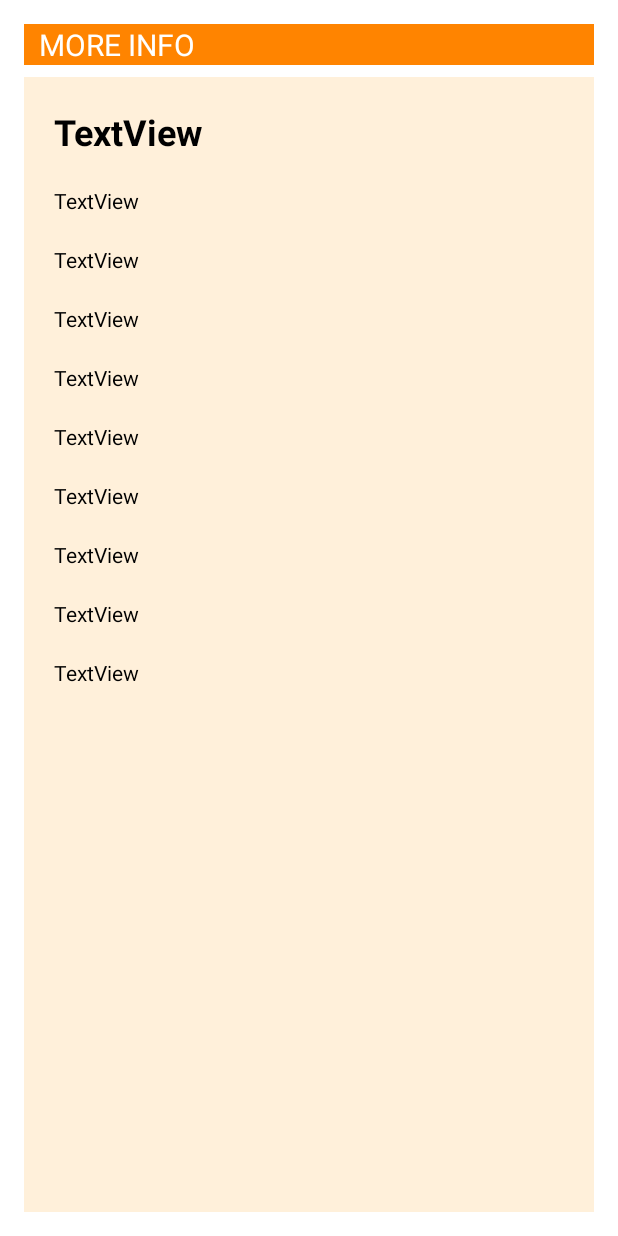
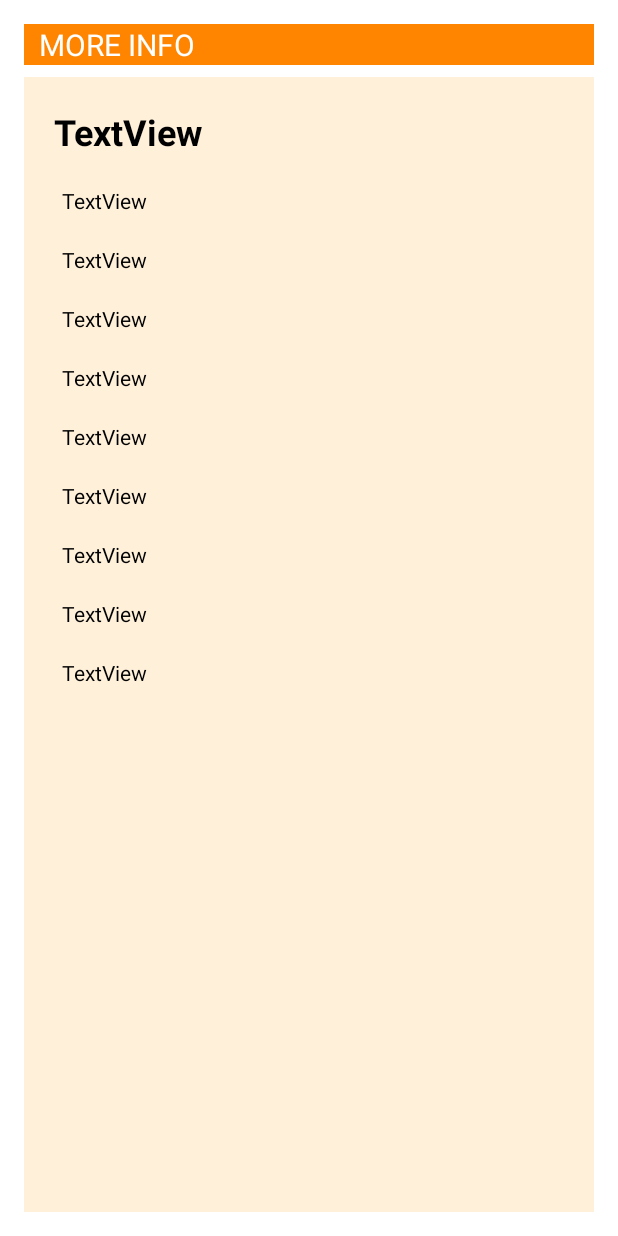
Before and after one commit to annakim2022/Oxy-Book-Exchange, an Android app: the layout activity_info.xml on its own in the app's theme, with its tools: preview values and no code run, on a phone screen of 412 x 824 dp. Run offline under Robolectric (Android 15) with nearby library versions, the phone set to English and light mode, and no system bars.

Commit message:
info activity updated

```diff
--- a/app/src/main/java/com/example/oxybookexchange/InfoActivity.java
+++ b/app/src/main/java/com/example/oxybookexchange/InfoActivity.java
@@ -64,7 +64,7 @@ public class InfoActivity extends AppCompatActivity {
         textView_professors = findViewById(R.id.professors);
         textView_email = findViewById(R.id.email);
 
-        textView_title.setText("Title: " + title);
+        textView_title.setText(title);
         textView_isbn.setText("ISBN: " + ISBN);
         textView_authors.setText("Author(s): " + authors);
         textView_year.setText("Year Published: " + year);
--- a/app/src/main/java/com/example/oxybookexchange/MyInfoActivity.java
+++ b/app/src/main/java/com/example/oxybookexchange/MyInfoActivity.java
@@ -54,7 +54,7 @@ public class MyInfoActivity extends AppCompatActivity {
         textView_professors = findViewById(R.id.professors2);
         textView_email = findViewById(R.id.email2);
 
-        textView_title.setText("Title: " + title);
+        textView_title.setText(title);
         textView_isbn.setText("ISBN: " + ISBN);
         textView_authors.setText("Author(s): " + authors);
         textView_year.setText("Year Published: " + year);
--- a/app/src/main/res/layout/activity_info.xml
+++ b/app/src/main/res/layout/activity_info.xml
@@ -62,6 +62,7 @@
                 android:layout_width="match_parent"
                 android:layout_height="wrap_content"
                 android:layout_margin="10dp"
+                android:paddingLeft="5dp"
                 android:text="TextView"
                 android:textColor="@color/black" />
 
@@ -71,6 +72,7 @@
                 android:layout_width="match_parent"
                 android:layout_height="wrap_content"
                 android:layout_margin="10dp"
+                android:paddingLeft="5dp"
                 android:text="TextView"
                 android:textColor="@color/black" />
 
@@ -79,6 +81,7 @@
                 android:layout_width="match_parent"
                 android:layout_height="wrap_content"
                 android:layout_margin="10dp"
+                android:paddingLeft="5dp"
                 android:text="TextView"
                 android:textColor="@color/black" />
 
@@ -87,6 +90,7 @@
                 android:layout_width="match_parent"
                 android:layout_height="wrap_content"
                 android:layout_margin="10dp"
+                android:paddingLeft="5dp"
                 android:text="TextView"
                 android:textColor="@color/black" />
 
@@ -95,6 +99,7 @@
                 android:layout_width="match_parent"
                 android:layout_height="wrap_content"
                 android:layout_margin="10dp"
+                android:paddingLeft="5dp"
                 android:text="TextView"
                 android:textColor="@color/black" />
 
@@ -103,6 +108,7 @@
                 android:layout_width="match_parent"
                 android:layout_height="wrap_content"
                 android:layout_margin="10dp"
+                android:paddingLeft="5dp"
                 android:text="TextView"
                 android:textColor="@color/black" />
 
@@ -111,6 +117,7 @@
                 android:layout_width="match_parent"
                 android:layout_height="wrap_content"
                 android:layout_margin="10dp"
+                android:paddingLeft="5dp"
                 android:text="TextView"
                 android:textColor="@color/black" />
 
@@ -119,6 +126,7 @@
                 android:layout_width="match_parent"
                 android:layout_height="wrap_content"
                 android:layout_margin="10dp"
+                android:paddingLeft="5dp"
                 android:text="TextView"
                 android:textColor="@color/black" />
 
@@ -127,6 +135,7 @@
                 android:layout_width="match_parent"
                 android:layout_height="wrap_content"
                 android:layout_margin="10dp"
+                android:paddingLeft="5dp"
                 android:text="TextView"
                 android:textColor="@color/black" />
         </LinearLayout>
```
Also changed, not shown: app/src/main/res/layout/activity_myinfo.xml (+9 -0 lines).
